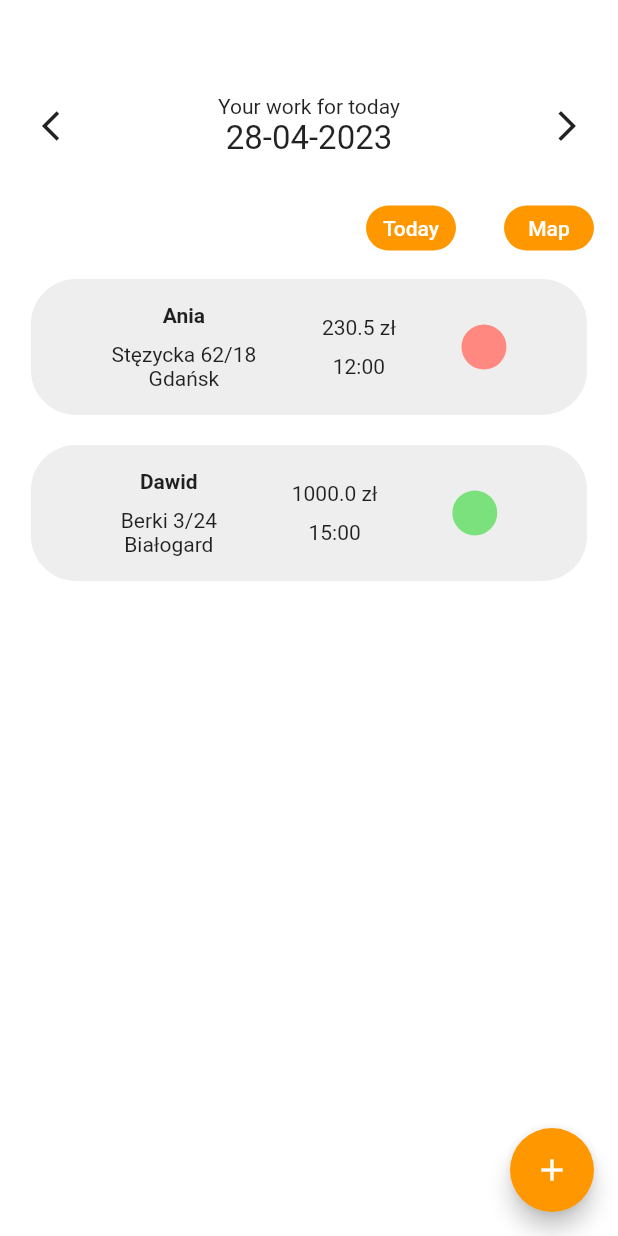
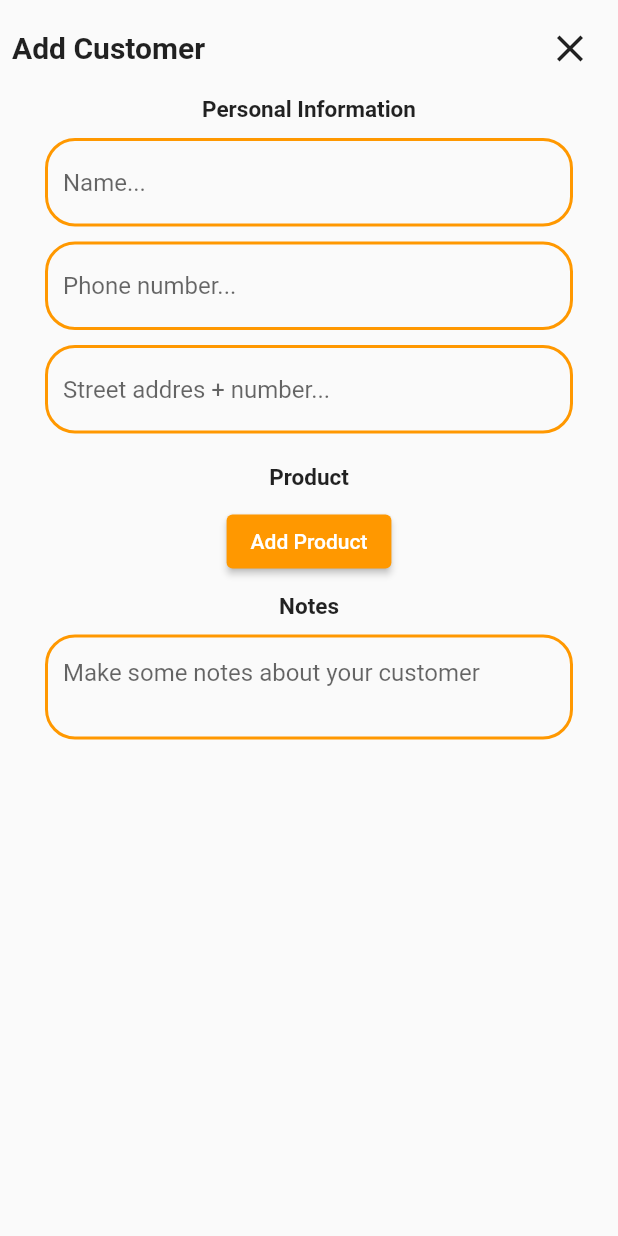
Before and after one commit to Klimek777/workmateapp, a Flutter app: the MainPage screen opened directly, after a tap on the "add" icon, on a phone screen of 412 x 824 dp. Run offline on Flutter 3.47's test engine with Material 2 defaults, Android fonts, the light colour scheme and no system bars; drawn by our look-alikes of flutter_slidable; our stand-ins replace cloud_firestore, firebase_auth, firebase_core, firebase_storage, get_it; accounts and stored records are empty.

Commit message:
addwork_page ui

```diff
--- a/lib/main.dart
+++ b/lib/main.dart
@@ -1,6 +1,7 @@
 import 'package:firebase_core/firebase_core.dart';
 import 'package:flutter/material.dart';
 import 'package:get_it/get_it.dart';
+import 'package:workmateapp/pages/addwork_page.dart';
 import 'package:workmateapp/pages/home_page.dart';
 import 'package:workmateapp/pages/login_page.dart';
 import 'package:workmateapp/pages/register_page.dart';
@@ -27,7 +28,8 @@ class MyApp extends StatelessWidget {
       routes: {
         'login': (context) => LoginPage(),
         'register': (context) => RegisterPage(),
-        'home': (context) => HomePage()
+        'home': (context) => HomePage(),
+        'add_work': (context) => AddWrok()
       },
       initialRoute: 'login',
       theme: ThemeData(
--- /dev/null
+++ b/lib/pages/addwork_page.dart
@@ -0,0 +1,301 @@
+import 'package:flutter/material.dart';
+
+class Product {
+  String name;
+  int quantity;
+  double price;
+
+  Product({required this.name, required this.quantity, required this.price});
+
+  double getTotalPrice() {
+    return quantity * price;
+  }
+}
+
+class AddWrok extends StatefulWidget {
+  const AddWrok({super.key});
+
+  @override
+  State<AddWrok> createState() => _AddWrokState();
+}
+
+class _AddWrokState extends State<AddWrok> {
+  double? _deviceHeight, _deviceWidth, _price;
+  String? _name, _phone, _address, _serviceName;
+  int? _q;
+  List<Widget> _serviceWidgets = [];
+  List<Product> _products = [];
+
+  double getTotalOrderPrice() {
+    double total = 0.0;
+    for (Product product in _products) {
+      total += product.getTotalPrice();
+    }
+    return total;
+  }
+
+  @override
+  Widget build(BuildContext context) {
+    _deviceHeight = MediaQuery.of(context).size.height;
+    _deviceWidth = MediaQuery.of(context).size.width;
+
+    return Scaffold(
+      body: SafeArea(
+        child: Container(
+          width: _deviceWidth,
+          height: _deviceHeight,
+          child: SingleChildScrollView(
+            child: Column(
+              mainAxisSize: MainAxisSize.max,
+              children: [
+                _headWidget(),
+                _formWidget(),
+              ],
+            ),
+          ),
+        ),
+      ),
+    );
+  }
+
+  Widget _headWidget() {
+    return Padding(
+      padding: const EdgeInsets.all(8.0),
+      child: Row(
+        mainAxisAlignment: MainAxisAlignment.spaceBetween,
+        children: [
+          Text(
+            'Add Customer',
+            style: TextStyle(fontSize: 20, fontWeight: FontWeight.bold),
+          ),
+          IconButton(
+              onPressed: () {
+                Navigator.pop(context);
+              },
+              icon: Icon(
+                Icons.close,
+                size: 30,
+              )),
+        ],
+      ),
+    );
+  }
+
+  Widget _formWidget() {
+    return Padding(
+      padding: const EdgeInsets.only(right: 30, left: 30),
+      child: Column(
+        mainAxisAlignment: MainAxisAlignment.start,
+        children: [
+          Text(
+            'Personal Information',
+            style: TextStyle(fontWeight: FontWeight.bold, fontSize: 15),
+          ),
+          SizedBox(
+            height: 10,
+          ),
+          _nameTextField(),
+          SizedBox(
+            height: 10,
+          ),
+          _phoneTextField(),
+          SizedBox(
+            height: 10,
+          ),
+          _adressTextField(),
+          SizedBox(
+            height: 20,
+          ),
+          Text(
+            'Product',
+            style: TextStyle(fontWeight: FontWeight.bold, fontSize: 15),
+          ),
+          _serviceListWidget(),
+          SizedBox(
+            height: 10,
+          ),
+          Text(
+            'Notes',
+            style: TextStyle(fontSize: 15, fontWeight: FontWeight.bold),
+          ),
+          SizedBox(
+            height: 10,
+          ),
+          _notesWidget()
+        ],
+      ),
+    );
+  }
+
+  Widget _nameTextField() {
+    return TextFormField(
+      decoration: const InputDecoration(
+        hintText: "Name...",
+        enabledBorder: OutlineInputBorder(
+          borderSide: BorderSide(width: 2, color: Colors.orange),
+          borderRadius: BorderRadius.all(
+            Radius.circular(20),
+          ),
+        ),
+        focusedBorder: OutlineInputBorder(
+          borderSide: BorderSide(width: 2, color: Colors.orange),
+          borderRadius: BorderRadius.all(
+            Radius.circular(20),
+          ),
+        ),
+      ),
+      onSaved: (_value) {
+        setState(() {
+          _name = _value;
+        });
+      },
+    );
+  }
+
+  Widget _phoneTextField() {
+    return TextFormField(
+      decoration: const InputDecoration(
+        hintText: "Phone number...",
+        enabledBorder: OutlineInputBorder(
+          borderSide: BorderSide(width: 2, color: Colors.orange),
+          borderRadius: BorderRadius.all(
+            Radius.circular(20),
+          ),
+        ),
+        focusedBorder: OutlineInputBorder(
+          borderSide: BorderSide(width: 2, color: Colors.orange),
+          borderRadius: BorderRadius.all(
+            Radius.circular(20),
+          ),
+        ),
+      ),
+      onSaved: (_value) {
+        setState(() {
+          _phone = _value;
+        });
+      },
+    );
+  }
+
+  Widget _adressTextField() {
+    return TextFormField(
+      decoration: const InputDecoration(
+        hintText: "Street addres + number...",
+        enabledBorder: OutlineInputBorder(
+          borderSide: BorderSide(width: 2, color: Colors.orange),
+          borderRadius: BorderRadius.all(
+            Radius.circular(20),
+          ),
+        ),
+        focusedBorder: OutlineInputBorder(
+          borderSide: BorderSide(width: 2, color: Colors.orange),
+          borderRadius: BorderRadius.all(
+            Radius.circular(20),
+          ),
+        ),
+      ),
+      onSaved: (_value) {
+        setState(() {
+          _address = _value;
+        });
+      },
+    );
+  }
+
+  // Widget _datePickWidget(){
+
+  // }
+
+  Widget _addServiceWidget({int? index}) {
+    return Row(
+      children: [
+        Expanded(
+          flex: 2,
+          child: TextField(
+            decoration: InputDecoration(
+              hintText: 'Product name',
+            ),
+          ),
+        ),
+        SizedBox(width: 10),
+        Expanded(
+          child: TextField(
+            decoration: InputDecoration(
+              hintText: 'Qty',
+            ),
+          ),
+        ),
+        SizedBox(width: 10),
+        Expanded(
+          child: TextField(
+            decoration: InputDecoration(
+              hintText: 'Price',
+            ),
+          ),
+        ),
+        SizedBox(
+          width: 2,
+        ),
+        IconButton(
+            onPressed: () {
+              setState(() {
+                if (index != null) {
+                  _serviceWidgets.removeAt(index);
+                  print('deleted index: $index');
+                }
+              });
+            },
+            icon: Icon(Icons.delete))
+      ],
+    );
+  }
+
+  Widget _serviceListWidget() {
+    return Column(
+      children: [
+        for (int i = 0; i < _serviceWidgets.length; i++) ...[
+          _addServiceWidget(index: i),
+          SizedBox(height: 10),
+        ], // wyświetl istniejące widgety
+        SizedBox(height: 10),
+        ElevatedButton(
+          child: Text(
+            'Add Product',
+            style: TextStyle(color: Colors.white),
+          ),
+          onPressed: () {
+            setState(() {
+              _serviceWidgets
+                  .add(_addServiceWidget()); // dodaj nowy widget do listy
+            });
+          },
+        ),
+      ],
+    );
+  }
+
+  Widget _notesWidget() {
+    return TextField(
+      decoration: InputDecoration(
+        isDense: true,
+        focusedBorder: OutlineInputBorder(
+          borderRadius: BorderRadius.circular(20),
+          borderSide: BorderSide(color: Colors.orange, width: 2.0),
+        ),
+        enabledBorder: OutlineInputBorder(
+          borderRadius: BorderRadius.circular(20),
+          borderSide: BorderSide(color: Colors.orange, width: 2.0),
+        ),
+        border: OutlineInputBorder(),
+        labelStyle: TextStyle(
+            color: Colors.black,
+            fontWeight: FontWeight.w400,
+            letterSpacing: 2.0),
+        hintText: 'Make some notes about your customer',
+      ),
+      keyboardType: TextInputType.multiline,
+      minLines: 2,
+      maxLines: 11,
+    );
+  }
+}
--- a/lib/pages/main_page.dart
+++ b/lib/pages/main_page.dart
@@ -23,7 +23,11 @@ class _MainPageState extends State<MainPage> {
       _workWidget('Ania', 'Stęzycka 62/18', 230.50, '12:00', 'Gdańsk', 'todo',
           DateTime(2023, 04, 2023)),
       _workWidget('Dawid', 'Berki 3/24', 1000, '15:00', 'Białogard', 'done',
-          DateTime(2023, 04, 26))
+          DateTime(2023, 04, 26)),
+      _workWidget('Dawid', 'Berki 3/24', 1000, '15:00', 'Białogard', 'done',
+          DateTime(2023, 04, 26)),
+      _workWidget('Dawid', 'Berki 3/24', 1000, '15:00', 'Białogard', 'done',
+          DateTime(2023, 04, 26)),
     ];
 
     return Scaffold(
@@ -32,7 +36,9 @@ class _MainPageState extends State<MainPage> {
           Icons.add,
           color: Colors.white,
         ),
-        onPressed: () {},
+        onPressed: () {
+          Navigator.pushNamed(context, 'add_work');
+        },
       ),
       body: Container(
         height: _deviceHeight,
@@ -54,8 +60,14 @@ class _MainPageState extends State<MainPage> {
                 _mapButton(),
               ],
             ),
-            work[0],
-            work[1],
+            Expanded(
+              child: ListView.builder(
+                itemCount: work.length,
+                itemBuilder: (context, index) {
+                  return work[index];
+                },
+              ),
+            )
           ],
         ),
       ),
```
